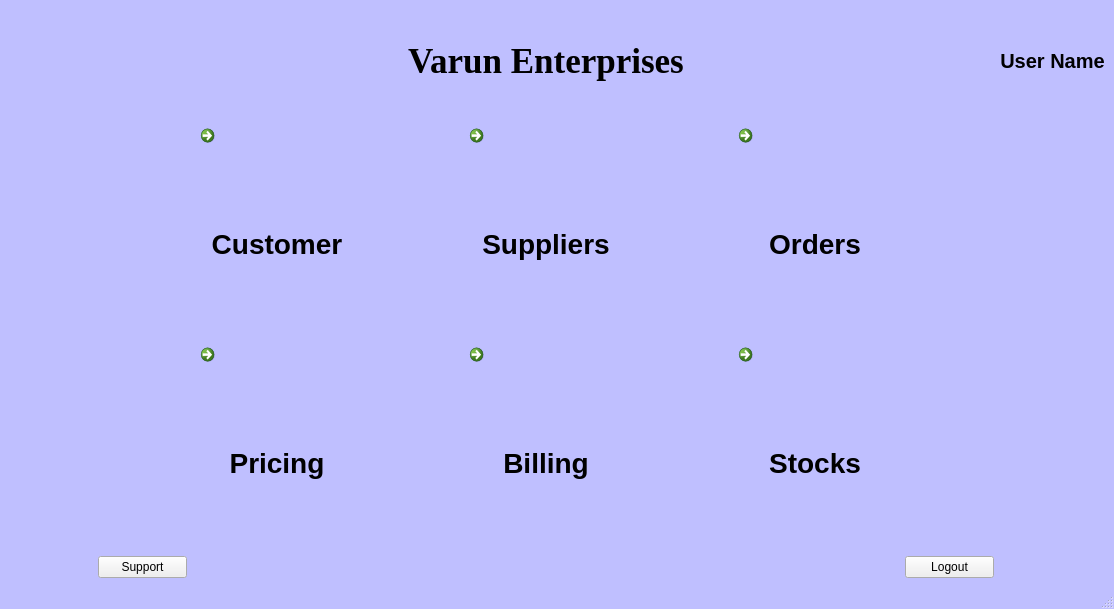
mj2266/inventory_app, file homepage.ui: the form before one commit.
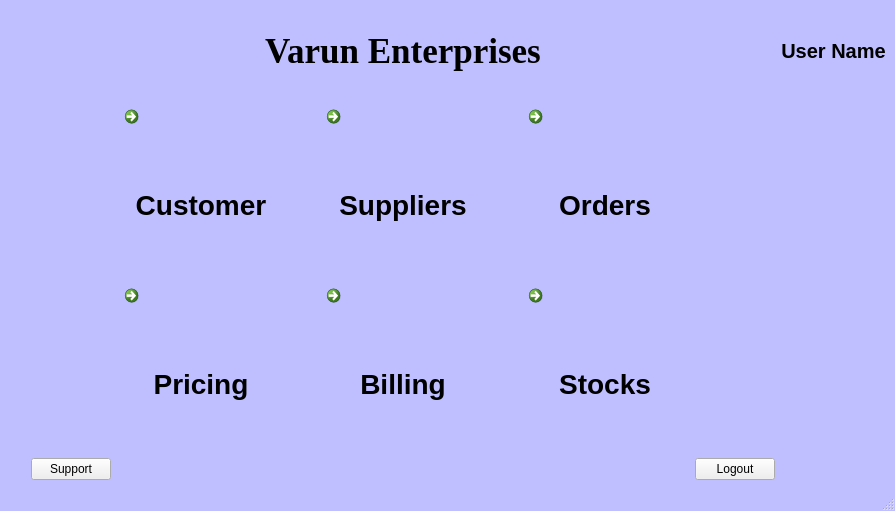
The form after the commit. Icons and pictures are not drawn.

Patch:
```diff
--- a/homepage.ui
+++ b/homepage.ui
@@ -6,8 +6,8 @@
    <rect>
     <x>0</x>
     <y>0</y>
-    <width>1114</width>
-    <height>609</height>
+    <width>895</width>
+    <height>511</height>
    </rect>
   </property>
   <property name="windowTitle">
@@ -79,6 +79,9 @@
        <iconset>
         <normaloff>:/Homepage/background.png</normaloff>:/Homepage/background.png</iconset>
       </property>
+      <property name="description">
+       <string/>
+      </property>
      </widget>
     </item>
     <item row="3" column="1">
```
Left out of the diff: 50 changed lines with no effect on the pictures.
